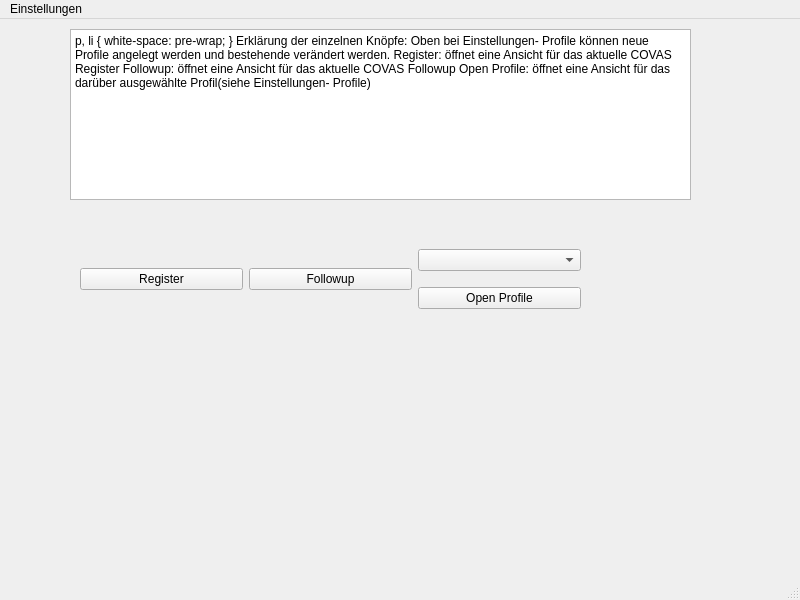
The window that mainwindow.ui (bogie/medicoLabTool) describes before a commit, drawn with Qt 5.
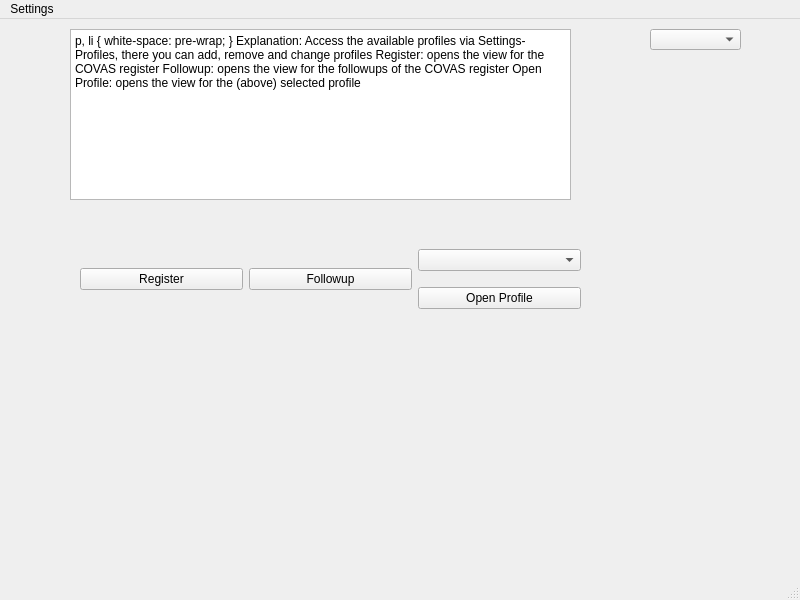
The same window after the commit.

Commit message:
Fixed crash, added new profile editor
- Fixed a crash when no profile exists
- Added a new way to add profiles(multiple tables per view)

What changed in the file:
```diff
--- a/mainwindow.ui
+++ b/mainwindow.ui
@@ -59,7 +59,7 @@
      <rect>
       <x>70</x>
       <y>10</y>
-      <width>621</width>
+      <width>501</width>
       <height>171</height>
      </rect>
     </property>
@@ -68,13 +68,23 @@
 &lt;html&gt;&lt;head&gt;&lt;meta name=&quot;qrichtext&quot; content=&quot;1&quot; /&gt;&lt;style type=&quot;text/css&quot;&gt;
 p, li { white-space: pre-wrap; }
 &lt;/style&gt;&lt;/head&gt;&lt;body style=&quot; font-family:'MS Shell Dlg 2'; font-size:8pt; font-weight:400; font-style:normal;&quot;&gt;
-&lt;p style=&quot; margin-top:0px; margin-bottom:0px; margin-left:0px; margin-right:0px; -qt-block-indent:0; text-indent:0px;&quot;&gt;Erklärung der einzelnen Knöpfe:&lt;/p&gt;
+&lt;p style=&quot; margin-top:0px; margin-bottom:0px; margin-left:0px; margin-right:0px; -qt-block-indent:0; text-indent:0px;&quot;&gt;Explanation:&lt;/p&gt;
 &lt;p style=&quot;-qt-paragraph-type:empty; margin-top:0px; margin-bottom:0px; margin-left:0px; margin-right:0px; -qt-block-indent:0; text-indent:0px;&quot;&gt;&lt;br /&gt;&lt;/p&gt;
-&lt;p style=&quot; margin-top:0px; margin-bottom:0px; margin-left:0px; margin-right:0px; -qt-block-indent:0; text-indent:0px;&quot;&gt;Oben bei Einstellungen-&amp;gt;Profile können neue Profile angelegt werden und bestehende verändert werden.&lt;/p&gt;
+&lt;p style=&quot; margin-top:0px; margin-bottom:0px; margin-left:0px; margin-right:0px; -qt-block-indent:0; text-indent:0px;&quot;&gt;Access the available profiles via Settings-&amp;gt;Profiles, there you can add, remove and change profiles&lt;/p&gt;
 &lt;p style=&quot;-qt-paragraph-type:empty; margin-top:0px; margin-bottom:0px; margin-left:0px; margin-right:0px; -qt-block-indent:0; text-indent:0px;&quot;&gt;&lt;br /&gt;&lt;/p&gt;
-&lt;p style=&quot; margin-top:0px; margin-bottom:0px; margin-left:0px; margin-right:0px; -qt-block-indent:0; text-indent:0px;&quot;&gt;Register: öffnet eine Ansicht für das aktuelle COVAS Register&lt;/p&gt;
-&lt;p style=&quot; margin-top:0px; margin-bottom:0px; margin-left:0px; margin-right:0px; -qt-block-indent:0; text-indent:0px;&quot;&gt;Followup: öffnet eine Ansicht für das aktuelle COVAS Followup&lt;/p&gt;
-&lt;p style=&quot; margin-top:0px; margin-bottom:0px; margin-left:0px; margin-right:0px; -qt-block-indent:0; text-indent:0px;&quot;&gt;Open Profile: öffnet eine Ansicht für das darüber ausgewählte Profil(siehe Einstellungen-&amp;gt;Profile)&lt;/p&gt;&lt;/body&gt;&lt;/html&gt;</string>
+&lt;p style=&quot; margin-top:0px; margin-bottom:0px; margin-left:0px; margin-right:0px; -qt-block-indent:0; text-indent:0px;&quot;&gt;Register: opens the view for the COVAS register&lt;/p&gt;
+&lt;p style=&quot; margin-top:0px; margin-bottom:0px; margin-left:0px; margin-right:0px; -qt-block-indent:0; text-indent:0px;&quot;&gt;Followup: opens the view for the followups of the COVAS register&lt;/p&gt;
+&lt;p style=&quot; margin-top:0px; margin-bottom:0px; margin-left:0px; margin-right:0px; -qt-block-indent:0; text-indent:0px;&quot;&gt;Open Profile: opens the view for the (above) selected profile&lt;/p&gt;&lt;/body&gt;&lt;/html&gt;</string>
+    </property>
+   </widget>
+   <widget class="QComboBox" name="languageCombo">
+    <property name="geometry">
+     <rect>
+      <x>650</x>
+      <y>10</y>
+      <width>91</width>
+      <height>21</height>
+     </rect>
     </property>
    </widget>
   </widget>
@@ -89,7 +99,7 @@
    </property>
    <widget class="QMenu" name="menuEinstellungen">
     <property name="title">
-     <string>Einstellungen</string>
+     <string>Settings</string>
     </property>
     <addaction name="actionProfile"/>
    </widget>
```
Left out of the diff: 2 changed lines with no effect on the pictures. The commit also changes 25 other files.
